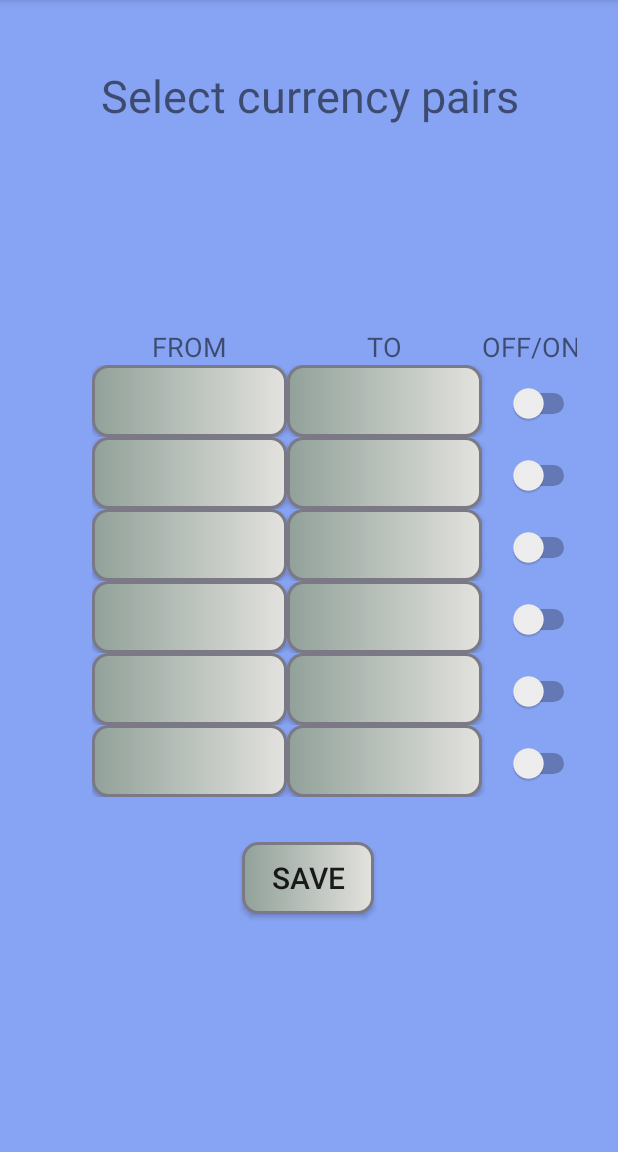
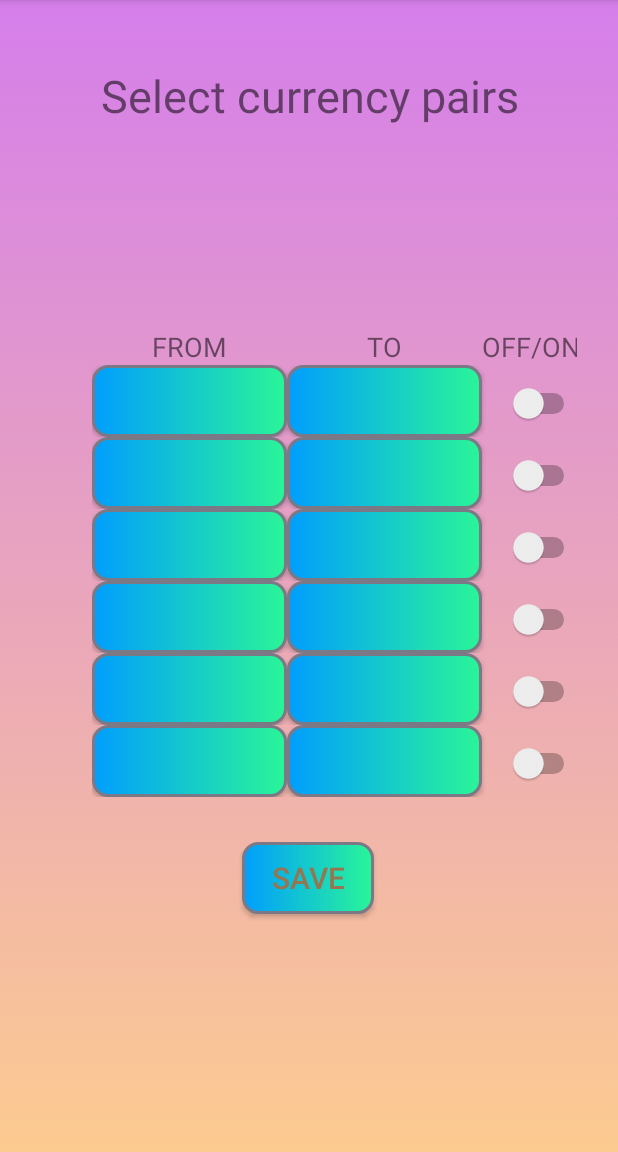
Before and after one commit to NeuroscientistAlzheimer/NewConverter, an Android app: the Customization screen opened directly, with no data from a screen before it, on a phone screen of 412 x 824 dp, the part 84-1236 px from its top. Run offline under Robolectric (Android 15) with nearby library versions, the phone set to English and light mode, and no system bars; our stand-ins replace Volley; libraries missing offline, so code that uses them is left out: in.galaxyofandroid.spinerdialog; network calls fail; 3 statements that could not run were skipped.

Commit message:
Improvements_1.1 + DB + Save + Gravitation1.2 + style

```diff
--- /dev/null
+++ b/app/src/main/res/drawable/background_layout.xml
@@ -0,0 +1,13 @@
+<?xml version="1.0" encoding="utf-8"?>
+<selector xmlns:android="http://schemas.android.com/apk/res/android">
+    <item>
+        <shape>
+            <gradient
+                android:angle="90"
+                android:startColor="#fccb90"
+                android:endColor="#d57eeb"
+                android:type="linear"/>
+
+        </shape>
+    </item>
+</selector>
--- a/app/src/main/res/drawable/button_styles.xml
+++ b/app/src/main/res/drawable/button_styles.xml
@@ -4,21 +4,21 @@
         <shape android:shape="rectangle"  >
             <corners android:radius="10dip" />
             <stroke android:width="2dip" android:color="#7B7985" />
-            <gradient android:angle="180" android:startColor="#e3e2de" android:endColor="#91a199" />
+            <gradient android:angle="180" android:startColor="#2af598" android:endColor="#009efd" />
         </shape>
     </item>
     <item android:state_focused="true">
         <shape android:shape="rectangle"  >
             <corners android:radius="10dip" />
             <stroke android:width="2dip" android:color="#7B7985" />
-            <gradient android:angle="180" android:startColor="#e3e2de" android:endColor="#91a199" />
+            <gradient android:angle="180" android:startColor="#2af598" android:endColor="#009efd" />
         </shape>
     </item>
     <item>
         <shape android:shape="rectangle"  >
             <corners android:radius="10dip" />
             <stroke android:width="2dip" android:color="#7B7985" />
-            <gradient android:angle="180" android:startColor="#e3e2de" android:endColor="#91a199" />
+            <gradient android:angle="180" android:startColor="#2af598" android:endColor="#009efd" />
         </shape>
     </item>
 </selector>
--- a/app/src/main/res/layout/activity_customization.xml
+++ b/app/src/main/res/layout/activity_customization.xml
@@ -5,7 +5,7 @@
     android:layout_width="match_parent"
     android:layout_height="match_parent"
     tools:context=".Customization"
-    android:background="@color/colorPrimaryDark">
+    android:background="@drawable/background_layout">
 
     <TableLayout
         android:id="@+id/tableLayout"
@@ -56,6 +56,7 @@
                 android:layout_height="wrap_content"
                 android:background="@drawable/button_styles"
                 android:text="@string/USD"
+                android:textColor="@color/colorTextButton"
                 android:textSize="20dp" />
 
             <Button
@@ -64,6 +65,7 @@
                 android:layout_height="match_parent"
                 android:background="@drawable/button_styles"
                 android:text="@string/RUB"
+                android:textColor="@color/colorTextButton"
                 android:textSize="20dp" />
 
             <Switch
@@ -83,6 +85,7 @@
                 android:layout_height="wrap_content"
                 android:background="@drawable/button_styles"
                 android:text="@string/USD"
+                android:textColor="@color/colorTextButton"
                 android:textSize="20dp" />
 
             <Button
@@ -91,6 +94,7 @@
                 android:layout_height="wrap_content"
                 android:background="@drawable/button_styles"
                 android:text="@string/RUB"
+                android:textColor="@color/colorTextButton"
                 android:textSize="20dp" />
 
             <Switch
@@ -110,6 +114,7 @@
                 android:layout_height="wrap_content"
                 android:background="@drawable/button_styles"
                 android:text="@string/USD"
+                android:textColor="@color/colorTextButton"
                 android:textSize="20dp" />
 
             <Button
@@ -118,6 +123,7 @@
                 android:layout_height="wrap_content"
                 android:background="@drawable/button_styles"
                 android:text="@string/RUB"
+                android:textColor="@color/colorTextButton"
                 android:textSize="20dp" />
 
             <Switch
@@ -137,6 +143,7 @@
                 android:layout_height="wrap_content"
                 android:background="@drawable/button_styles"
                 android:text="@string/USD"
+                android:textColor="@color/colorTextButton"
                 android:textSize="20dp" />
 
             <Button
@@ -145,6 +152,7 @@
                 android:layout_height="wrap_content"
                 android:background="@drawable/button_styles"
                 android:text="@string/RUB"
+                android:textColor="@color/colorTextButton"
                 android:textSize="20dp" />
 
             <Switch
@@ -164,6 +172,7 @@
                 android:layout_height="wrap_content"
                 android:background="@drawable/button_styles"
                 android:text="@string/USD"
+                android:textColor="@color/colorTextButton"
                 android:textSize="20dp" />
 
             <Button
@@ -172,6 +181,7 @@
                 android:layout_height="wrap_content"
                 android:background="@drawable/button_styles"
                 android:text="@string/RUB"
+                android:textColor="@color/colorTextButton"
                 android:textSize="20dp" />
 
             <Switch
@@ -191,6 +201,7 @@
                 android:layout_height="wrap_content"
                 android:background="@drawable/button_styles"
                 android:text="@string/USD"
+                android:textColor="@color/colorTextButton"
                 android:textSize="20dp" />
 
             <Button
@@ -199,6 +210,7 @@
                 android:layout_height="wrap_content"
                 android:background="@drawable/button_styles"
                 android:text="@string/RUB"
+                android:textColor="@color/colorTextButton"
                 android:textSize="20dp" />
 
             <Switch
@@ -230,6 +242,7 @@
         android:background="@drawable/button_styles"
         android:text="Save"
         android:textSize="20dp"
+        android:textColor="@color/colorTextButton"
         app:layout_constraintBottom_toBottomOf="parent"
         app:layout_constraintEnd_toEndOf="parent"
         app:layout_constraintHorizontal_bias="0.498"
--- a/app/src/main/res/layout/activity_main.xml
+++ b/app/src/main/res/layout/activity_main.xml
@@ -4,7 +4,7 @@
     xmlns:tools="http://schemas.android.com/tools"
     android:layout_width="match_parent"
     android:layout_height="match_parent"
-    android:background="@color/colorPrimaryDark"
+    android:background="@drawable/background_layout"
     tools:context=".MainActivity">
 
 
@@ -31,6 +31,7 @@
         android:background="@drawable/button_styles"
         android:text="@string/From"
         android:textSize="20dp"
+        android:textColor="@color/colorTextButton"
         app:layout_constraintBottom_toBottomOf="parent"
         app:layout_constraintEnd_toEndOf="parent"
         app:layout_constraintHorizontal_bias="0.132"
@@ -45,6 +46,7 @@
         android:background="@drawable/button_styles"
         android:text="@string/To"
         android:textSize="20dp"
+        android:textColor="@color/colorTextButton"
         app:layout_constraintBottom_toBottomOf="parent"
         app:layout_constraintEnd_toEndOf="parent"
         app:layout_constraintHorizontal_bias="0.867"
@@ -75,6 +77,7 @@
         android:background="@drawable/button_styles"
         android:text="RES"
         android:textSize="20dp"
+        android:textColor="@color/colorTextButton"
         app:layout_constraintBottom_toBottomOf="parent"
         app:layout_constraintEnd_toEndOf="parent"
         app:layout_constraintStart_toStartOf="parent"
--- a/app/src/main/res/values/colors.xml
+++ b/app/src/main/res/values/colors.xml
@@ -9,4 +9,5 @@
     <color name="colorBlack1">#04635A</color>
     <color name="BackText">#4E6081</color>
     <color name="colorText">#72050505</color>
+    <color name="colorTextButton">#957651</color>
 </resources>
```
